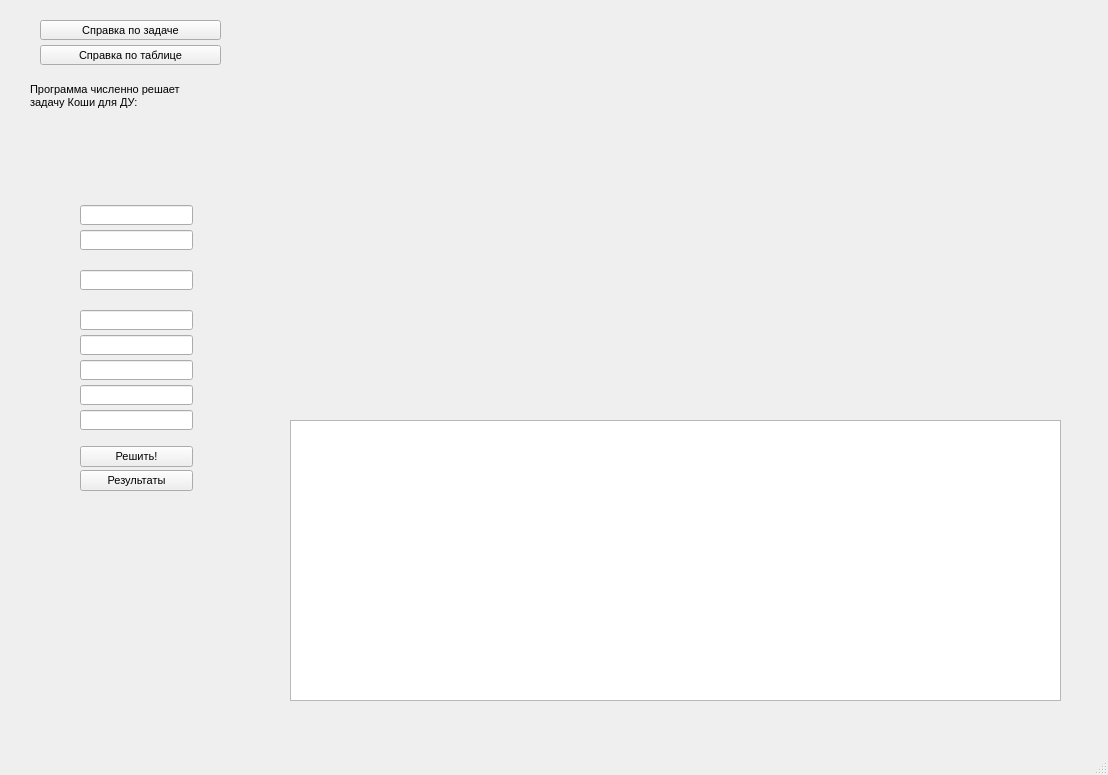
First picture: the form in Number9DzChM/mainwindow.ui, repository MaximMedvedev879/Num9Dz, before the edit.
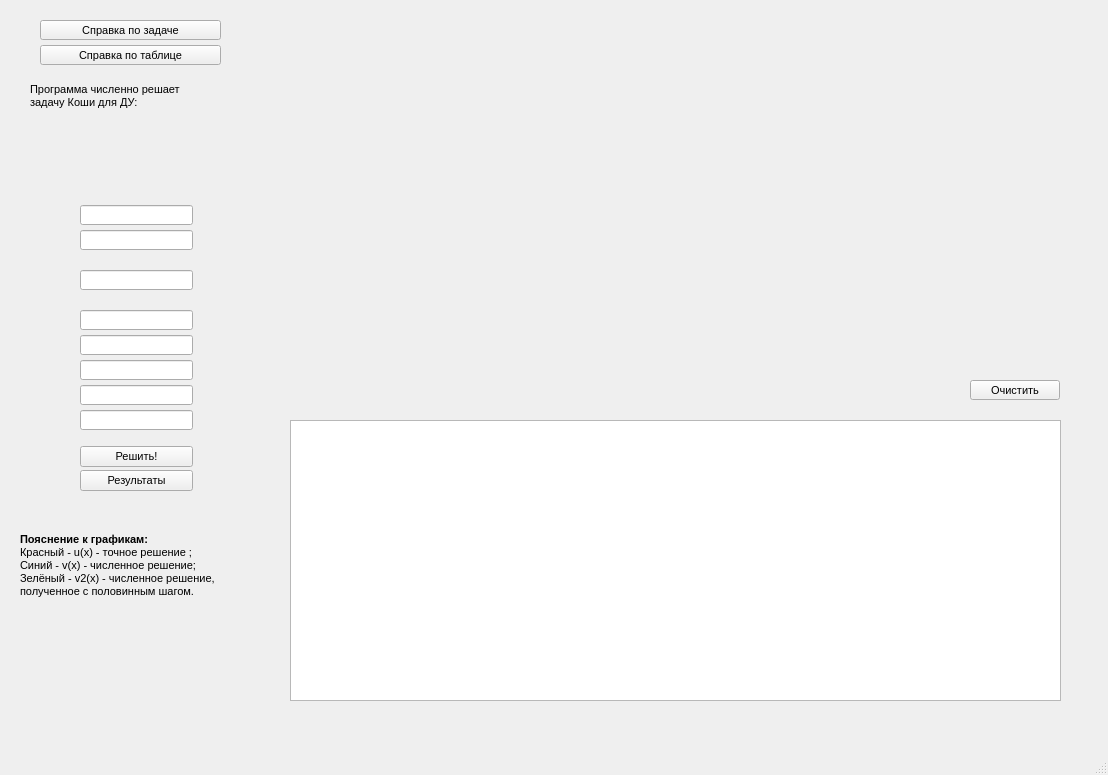
Second picture: the form after the edit. Icons and pictures are not drawn. Custom widgets are drawn as their Qt base class.

```diff
--- a/Number9DzChM/mainwindow.ui
+++ b/Number9DzChM/mainwindow.ui
@@ -315,6 +315,24 @@
       <height>371</height>
      </rect>
     </property>
+    <widget class="QPushButton" name="clearButton">
+     <property name="geometry">
+      <rect>
+       <x>680</x>
+       <y>350</y>
+       <width>90</width>
+       <height>20</height>
+      </rect>
+     </property>
+     <property name="font">
+      <font>
+       <pointsize>8</pointsize>
+      </font>
+     </property>
+     <property name="text">
+      <string>Очистить</string>
+     </property>
+    </widget>
    </widget>
    <widget class="QPushButton" name="infoButton">
     <property name="geometry">
@@ -381,6 +399,24 @@
      <bool>true</bool>
     </property>
    </widget>
+   <widget class="QLabel" name="label_4">
+    <property name="geometry">
+     <rect>
+      <x>20</x>
+      <y>520</y>
+      <width>211</width>
+      <height>91</height>
+     </rect>
+    </property>
+    <property name="font">
+     <font>
+      <pointsize>8</pointsize>
+     </font>
+    </property>
+    <property name="text">
+     <string>&lt;html&gt;&lt;head/&gt;&lt;body&gt;&lt;p&gt;&lt;span style=&quot; font-weight:700;&quot;&gt;Пояснение к графикам:&lt;/span&gt;&lt;br/&gt;Красный - u(x) - точное решение ;&lt;br/&gt;Синий - v(x) - численное решение;&lt;br/&gt;Зелёный - v2(x) - численное решение, &lt;br/&gt;полученное с половинным шагом.&lt;/p&gt;&lt;/body&gt;&lt;/html&gt;</string>
+    </property>
+   </widget>
   </widget>
   <widget class="QMenuBar" name="menubar">
    <property name="geometry">
```
